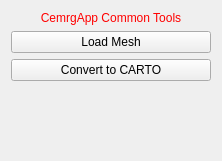
Before: the Qt Designer form Version2.0/Plugins/kcl.cemrgapp.mainapp/src/internal/QmitkCemrgAppCommonToolsControls.ui in OpenHeartDevelopers/CemrgApp, drawn with Qt 5.
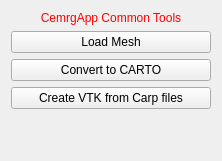
After: the same form once the commit is applied.

Commit message: [feature] Utilities for CARP files. VTK to Carp format added to Cemrg Common Tools View

Diff of the .ui file:
```diff
--- a/Version2.0/Plugins/kcl.cemrgapp.mainapp/src/internal/QmitkCemrgAppCommonToolsControls.ui
+++ b/Version2.0/Plugins/kcl.cemrgapp.mainapp/src/internal/QmitkCemrgAppCommonToolsControls.ui
@@ -53,6 +53,13 @@
      </property>
     </widget>
    </item>
+   <item>
+    <widget class="QPushButton" name="button_3">
+     <property name="text">
+      <string>Create VTK from Carp files</string>
+     </property>
+    </widget>
+   </item>
    <item>
     <spacer name="spacer1">
      <property name="orientation">
```
The commit also changes 4 other files.
